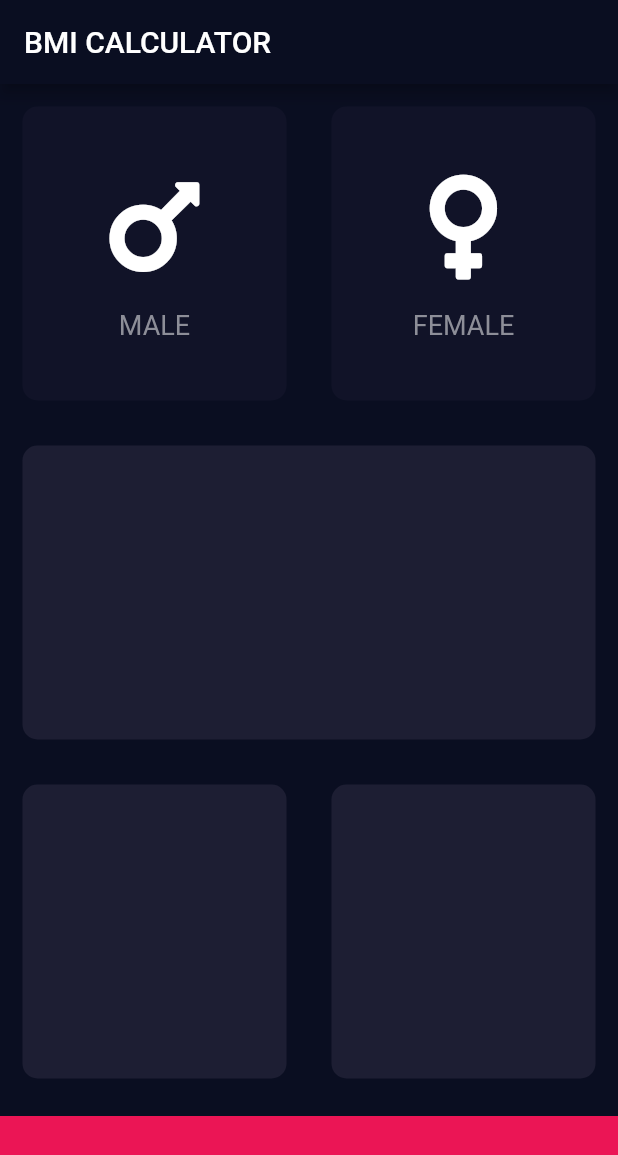
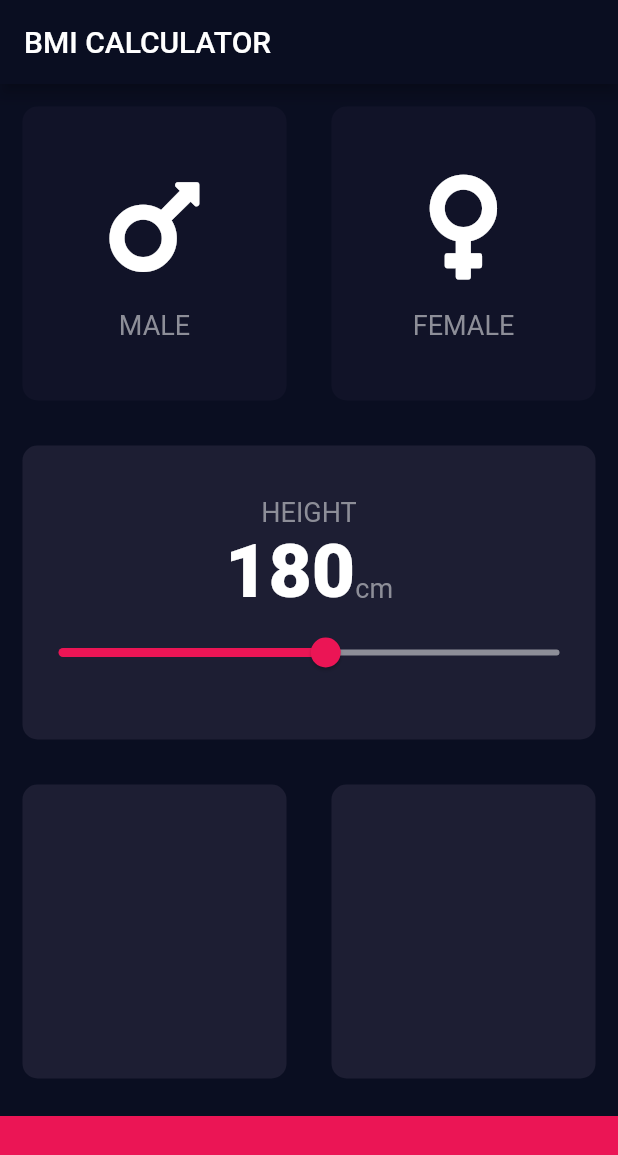
Before and after one commit to ldasha60/bmi-calculator-flutter, a Flutter app: the screen it shows after launch, on a phone screen of 412 x 824 dp. Shown: the top 1155 px of the screen. Run offline on Flutter 3.47's test engine with Material 2 defaults, Android fonts, the phone set to English and light mode, and no system bars; our stand-ins replace font_awesome_flutter.

Commit message:
Create height card

```diff
--- a/lib/constants.dart
+++ b/lib/constants.dart
@@ -5,4 +5,9 @@ const kInactiveCardColor = Color(0xFF111328);
 const kBottomContainerColor = Color(0xFFEB1555);
 const kBottomContainerHeight = 80.0;
 
+const kUserMaxHeight = 250.0;
+const kUserMinHeight = 100.0;
+
 const kLabelTextStyle = TextStyle(fontSize: 18.0, color: Color(0xFF8D8E98));
+const kNumberTextStyle =
+    TextStyle(fontSize: 50.0, color: Colors.white, fontWeight: FontWeight.w900);
--- a/lib/input_page.dart
+++ b/lib/input_page.dart
@@ -9,6 +9,8 @@ enum Gender {
   female,
   male,
 }
+
+int userHeight = 180;
 
 class InputPage extends StatefulWidget {
   @override
@@ -25,6 +27,7 @@ class _InputPageState extends State<InputPage> {
           title: Text('BMI CALCULATOR'),
         ),
         body: Column(
+          crossAxisAlignment: CrossAxisAlignment.stretch,
           children: <Widget>[
             Expanded(
                 child: Row(
@@ -66,6 +69,39 @@ class _InputPageState extends State<InputPage> {
             Expanded(
               child: ReusableCard(
                 color: kActiveCardColor,
+                cardChild: Column(
+                  mainAxisAlignment: MainAxisAlignment.center,
+                  children: <Widget>[
+                    Text(
+                      'HEIGHT',
+                      style: kLabelTextStyle,
+                    ),
+                    Row(
+                      mainAxisAlignment: MainAxisAlignment.center,
+                      crossAxisAlignment: CrossAxisAlignment.baseline,
+                      textBaseline: TextBaseline.alphabetic,
+                      children: <Widget>[
+                        Text(userHeight.toString(), style: kNumberTextStyle),
+                        Text(
+                          'cm',
+                          style: kLabelTextStyle,
+                        )
+                      ],
+                    ),
+                    Slider(
+                      value: userHeight.toDouble(),
+                      min: kUserMinHeight,
+                      max: kUserMaxHeight,
+                      activeColor: Color(0xFFEB1555),
+                      inactiveColor: Color(0xFF8D8E98),
+                      onChanged: (double newValue) {
+                        setState(() {
+                          userHeight = newValue.round();
+                        });
+                      },
+                    ),
+                  ],
+                ),
               ),
             ),
             Expanded(
```
